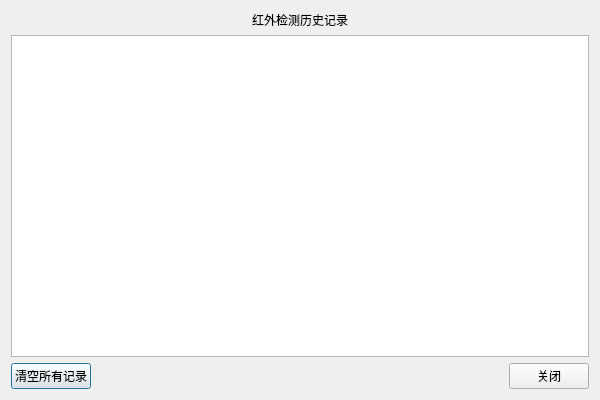
Qt form uiClass/MainWidget/Infrared/infrared.ui (MenShengFa-DaCai/Qtclient) before a commit.
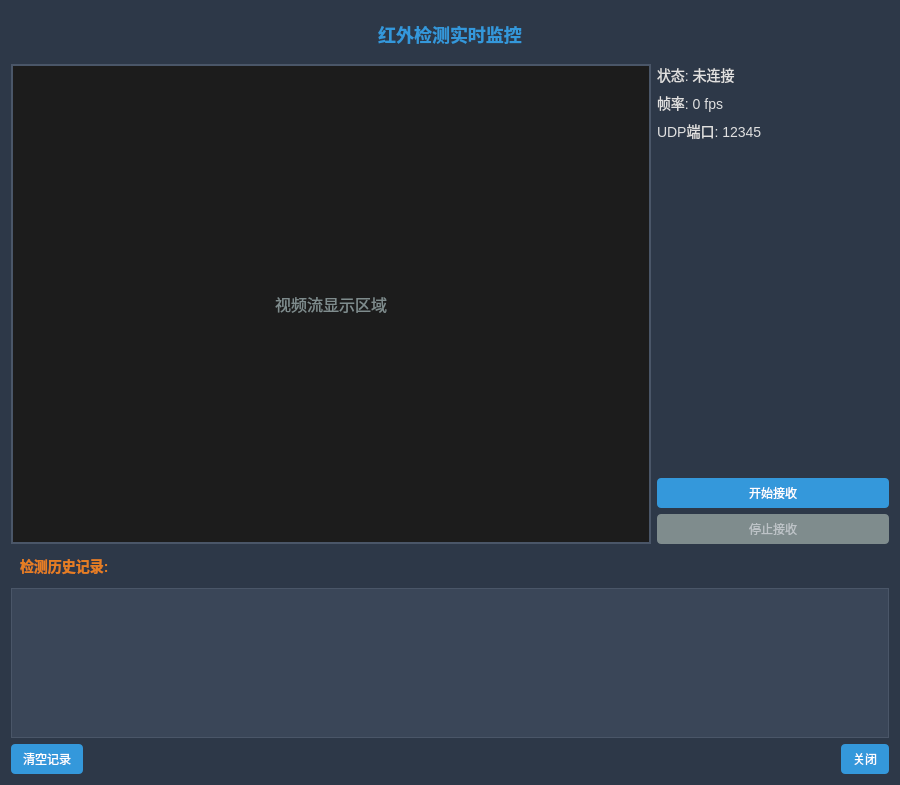
The same form after that commit.

Commit message: 1.完成人体红外的页面ui。 2.与网关层联调控制完毕。

What changed in the file:
```diff
--- a/uiClass/MainWidget/Infrared/infrared.ui
+++ b/uiClass/MainWidget/Infrared/infrared.ui
@@ -6,26 +6,202 @@
             <rect>
                 <x>0</x>
                 <y>0</y>
-                <width>600</width>
-                <height>400</height>
+                <width>900</width>
+                <height>700</height>
             </rect>
         </property>
         <property name="windowTitle">
-            <string>红外检测记录</string>
+            <string>红外检测监控</string>
+        </property>
+        <property name="styleSheet">
+            <string notr="true">
+                QDialog {
+                background-color: #2d3848;
+                font-family: 'Segoe UI', Arial, sans-serif;
+                color: #e0e0e0;
+                }
+                QLabel {
+                color: #e0e0e0;
+                font-size: 14px;
+                }
+                QPushButton {
+                background-color: #3498db;
+                color: white;
+                border: none;
+                border-radius: 4px;
+                padding: 6px 12px;
+                font-size: 12px;
+                }
+                QPushButton:hover {
+                background-color: #2980b9;
+                }
+                QPushButton:pressed {
+                background-color: #21618c;
+                }
+                QPushButton:disabled {
+                background-color: #7f8c8d;
+                color: #bdc3c7;
+                }
+                QTableWidget {
+                background-color: #3a4658;
+                border: 1px solid #4a5668;
+                gridline-color: #4a5668;
+                color: #e0e0e0;
+                font-size: 12px;
+                }
+                QTableWidget::item {
+                padding: 4px;
+                border-bottom: 1px solid #4a5668;
+                }
+                QTableWidget::item:selected {
+                background-color: #3498db;
+                }
+                QHeaderView::section {
+                background-color: #34495e;
+                color: #ecf0f1;
+                padding: 6px;
+                border: none;
+                font-weight: bold;
+                }
+            </string>
         </property>
         <layout class="QVBoxLayout" name="verticalLayout">
             <item>
                 <widget class="QLabel" name="label">
                     <property name="text">
-                        <string>红外检测历史记录</string>
+                        <string>红外检测实时监控</string>
                     </property>
                     <property name="alignment">
                         <set>Qt::AlignCenter</set>
                     </property>
+                    <property name="styleSheet">
+                        <string notr="true">
+                            font-size: 18px;
+                            font-weight: bold;
+                            color: #3498db;
+                            padding: 10px;
+                        </string>
+                    </property>
+                </widget>
+            </item>
+            <item>
+                <layout class="QHBoxLayout" name="videoLayout">
+                    <item>
+                        <widget class="QLabel" name="videoLabel">
+                            <property name="minimumSize">
+                                <size>
+                                    <width>640</width>
+                                    <height>480</height>
+                                </size>
+                            </property>
+                            <property name="maximumSize">
+                                <size>
+                                    <width>640</width>
+                                    <height>480</height>
+                                </size>
+                            </property>
+                            <property name="frameShape">
+                                <enum>QFrame::Box</enum>
+                            </property>
+                            <property name="frameShadow">
+                                <enum>QFrame::Sunken</enum>
+                            </property>
+                            <property name="text">
+                                <string>视频流显示区域</string>
+                            </property>
+                            <property name="alignment">
+                                <set>Qt::AlignCenter</set>
+                            </property>
+                            <property name="styleSheet">
+                                <string notr="true">
+                                    background-color: #1c1c1c;
+                                    border: 2px solid #4a5668;
+                                    color: #7f8c8d;
+                                    font-size: 16px;
+                                </string>
+                            </property>
+                        </widget>
+                    </item>
+                    <item>
+                        <layout class="QVBoxLayout" name="infoLayout">
+                            <item>
+                                <widget class="QLabel" name="statusLabel">
+                                    <property name="text">
+                                        <string>状态: 未连接</string>
+                                    </property>
+                                </widget>
+                            </item>
+                            <item>
+                                <widget class="QLabel" name="frameRateLabel">
+                                    <property name="text">
+                                        <string>帧率: 0 fps</string>
+                                    </property>
+                                </widget>
+                            </item>
+                            <item>
+                                <widget class="QLabel" name="portLabel">
+                                    <property name="text">
+                                        <string>UDP端口: 12345</string>
+                                    </property>
+                                </widget>
+                            </item>
+                            <item>
+                                <spacer name="verticalSpacer">
+                                    <property name="orientation">
+                                        <enum>Qt::Vertical</enum>
+                                    </property>
+                                    <property name="sizeHint" stdset="0">
+                                        <size>
+                                            <width>20</width>
+                                            <height>40</height>
+                                        </size>
+                                    </property>
+                                </spacer>
+                            </item>
+                            <item>
+                                <widget class="QPushButton" name="btnStartStream">
+                                    <property name="text">
+                                        <string>开始接收</string>
+                                    </property>
+                                </widget>
+                            </item>
+                            <item>
+                                <widget class="QPushButton" name="btnStopStream">
+                                    <property name="text">
+                                        <string>停止接收</string>
+                                    </property>
+                                    <property name="enabled">
+                                        <bool>false</bool>
+                                    </property>
+                                </widget>
+                            </item>
+                        </layout>
+                    </item>
+                </layout>
+            </item>
+            <item>
+                <widget class="QLabel" name="historyLabel">
+                    <property name="text">
+                        <string>检测历史记录:</string>
+                    </property>
+                    <property name="styleSheet">
+                        <string notr="true">
+                            font-size: 14px;
+                            font-weight: bold;
+                            color: #e67e22;
+                            padding: 5px;
+                        </string>
+                    </property>
                 </widget>
             </item>
             <item>
                 <widget class="QTableWidget" name="tableWidget">
+                    <property name="minimumSize">
+                        <size>
+                            <width>0</width>
+                            <height>150</height>
+                        </size>
+                    </property>
                     <property name="editTriggers">
                         <set>QAbstractItemView::NoEditTriggers</set>
                     </property>
@@ -42,7 +218,7 @@
                     <item>
                         <widget class="QPushButton" name="btnClearAll">
                             <property name="text">
-                                <string>清空所有记录</string>
+                                <string>清空记录</string>
                             </property>
                         </widget>
                     </item>
```
Left out of the diff: 4 changed lines with no effect on the pictures. The commit also changes 5 other files.
